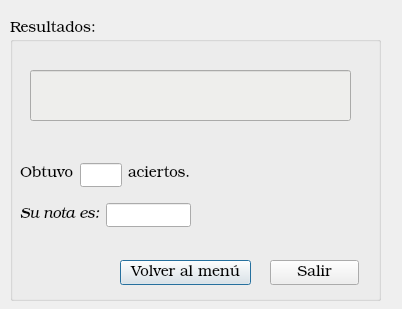
This is PA/aciertos.ui in keisy43/Proecto_final_alse as Qt 5 draws it before an edit. The edited form follows.
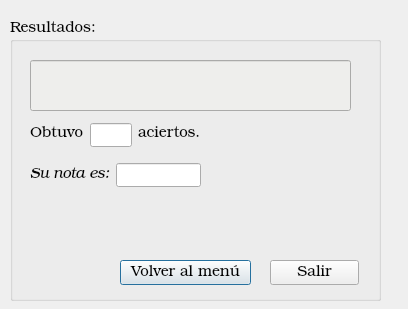
This is the edited form.

```diff
--- a/PA/aciertos.ui
+++ b/PA/aciertos.ui
@@ -6,7 +6,7 @@
    <rect>
     <x>0</x>
     <y>0</y>
-    <width>402</width>
+    <width>408</width>
     <height>309</height>
    </rect>
   </property>
@@ -40,8 +40,8 @@
    <widget class="QWidget" name="layoutWidget">
     <property name="geometry">
      <rect>
-      <x>10</x>
-      <y>180</y>
+      <x>20</x>
+      <y>140</y>
       <width>171</width>
       <height>30</height>
      </rect>
@@ -78,8 +78,8 @@
    <widget class="QWidget" name="layoutWidget">
     <property name="geometry">
      <rect>
-      <x>10</x>
-      <y>140</y>
+      <x>20</x>
+      <y>100</y>
       <width>171</width>
       <height>30</height>
      </rect>
@@ -112,7 +112,7 @@
     <property name="geometry">
      <rect>
       <x>20</x>
-      <y>50</y>
+      <y>40</y>
       <width>321</width>
       <height>51</height>
      </rect>
```
